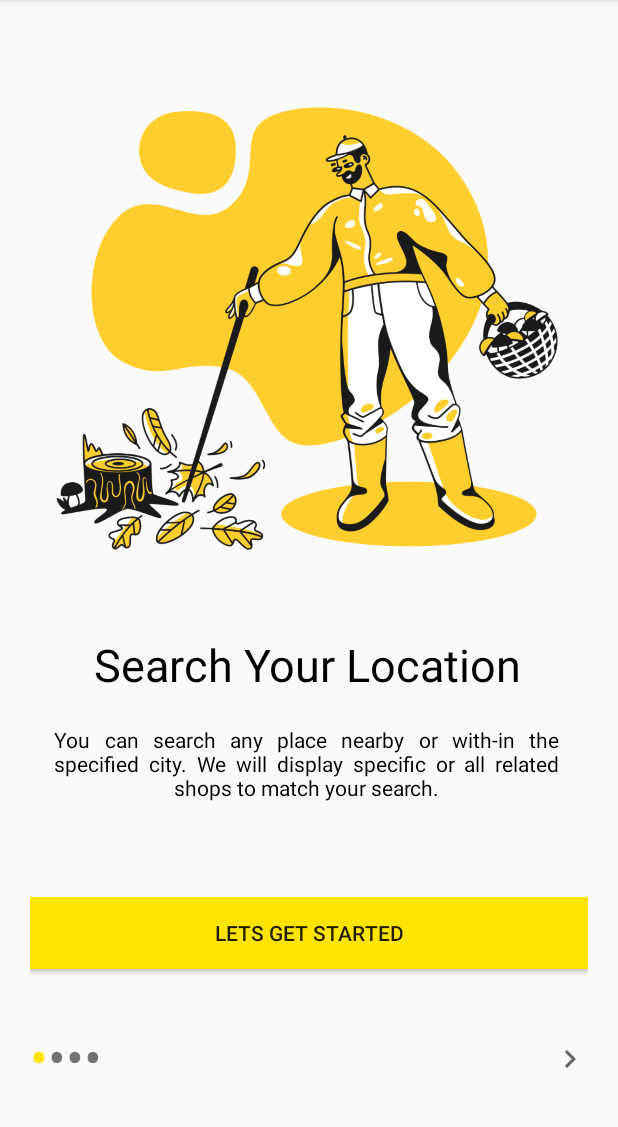
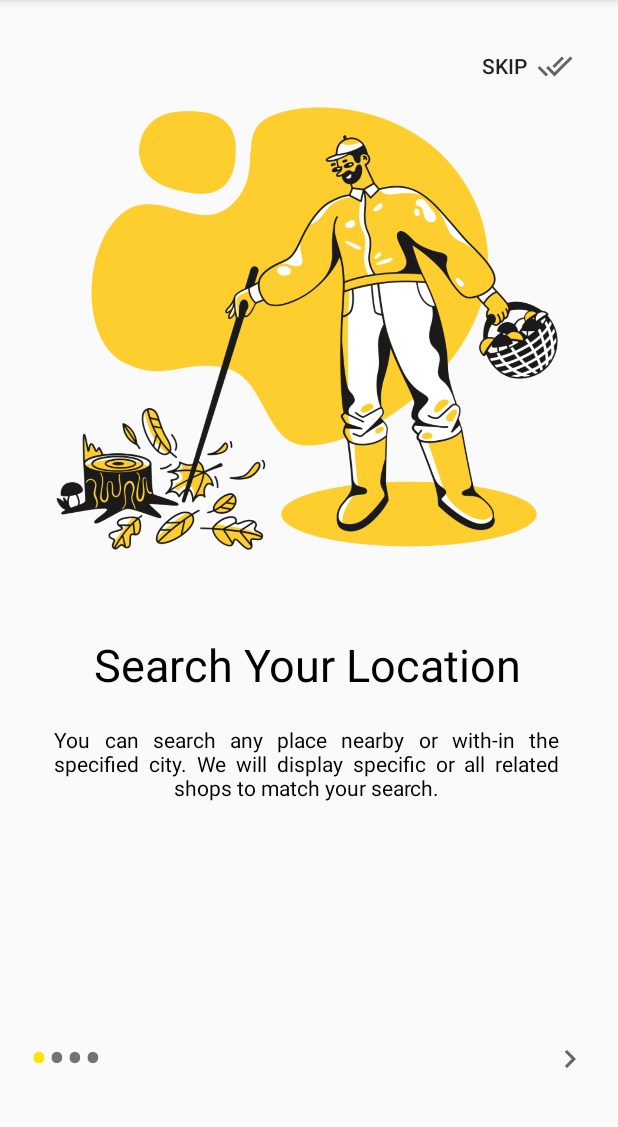
Before and after one commit to sabing123/CityGuide, an Android app: the screen it shows after launch (OnBoardingActivity), on a phone screen of 412 x 824 dp, the part 84-1211 px from its top. Run offline under Robolectric (Android 15) with nearby library versions, the phone set to English and light mode, and no system bars.

Commit message:
finished on boardingScreen

```diff
--- a/app/src/main/java/com/example/cityguide/SplashScreenActivity.java
+++ b/app/src/main/java/com/example/cityguide/SplashScreenActivity.java
@@ -1,6 +1,7 @@
 package com.example.cityguide;
 
 import android.content.Intent;
+import android.content.SharedPreferences;
 import android.os.Bundle;
 import android.os.Handler;
 import android.view.animation.Animation;
@@ -15,6 +16,7 @@ public class SplashScreenActivity extends AppCompatActivity {
 
     //animation
     Animation sideAnim;
+    SharedPreferences onBoardingScreen;
 
     @Override
     protected void onCreate(Bundle savedInstanceState) {
@@ -34,9 +36,26 @@ public class SplashScreenActivity extends AppCompatActivity {
         new Handler().postDelayed(new Runnable() {
             @Override
             public void run() {
-                Intent intent  = new Intent(SplashScreenActivity.this, OnBoardingActivity.class);
-            startActivity(intent);
-            finish();
+
+                onBoardingScreen = getSharedPreferences("onBoardingScreen", MODE_PRIVATE);
+                boolean isFirstTime = onBoardingScreen.getBoolean("FirstTime",true);
+
+                if (isFirstTime){
+
+                    SharedPreferences.Editor editor = onBoardingScreen.edit();
+                    editor.putBoolean("FirstTime", false);
+                    editor.commit();
+
+                    Intent intent  = new Intent(SplashScreenActivity.this, OnBoardingActivity.class);
+                    startActivity(intent);
+                    finish();
+
+                }
+                else {
+                    Intent intent  = new Intent(SplashScreenActivity.this, MainActivity.class);
+                    startActivity(intent);
+                    finish();
+                }
             }
         },5000);
 
--- /dev/null
+++ b/app/src/main/res/anim/bottom_anim.xml
@@ -0,0 +1,13 @@
+<?xml version="1.0" encoding="utf-8"?>
+<set xmlns:android="http://schemas.android.com/apk/res/android">
+    <set xmlns:android="http://schemas.android.com/apk/res/android">
+        <translate
+            android:duration="1500"
+            android:fromXDelta="50%"
+            android:fromYDelta="0%" />
+        <alpha
+            android:duration="1500"
+            android:fromAlpha="0.1"
+            android:toAlpha="1.0" />
+    </set>
+</set>
--- /dev/null
+++ b/app/src/main/res/drawable/skip_icon.xml
@@ -0,0 +1,10 @@
+<vector xmlns:android="http://schemas.android.com/apk/res/android"
+    android:width="24dp"
+    android:height="24dp"
+    android:viewportWidth="24"
+    android:viewportHeight="24"
+    android:tint="?attr/colorControlNormal">
+  <path
+      android:fillColor="@android:color/white"
+      android:pathData="M18,7l-1.41,-1.41 -6.34,6.34 1.41,1.41L18,7zM22.24,5.59L11.66,16.17 7.48,12l-1.41,1.41L11.66,19l12,-12 -1.42,-1.41zM0.41,13.41L6,19l1.41,-1.41L1.83,12 0.41,13.41z"/>
+</vector>
--- a/app/src/main/res/layout/activity_on_boarding.xml
+++ b/app/src/main/res/layout/activity_on_boarding.xml
@@ -7,18 +7,18 @@
     android:padding="20dp"
     tools:context=".OnBoardingActivity">
 
-<!--    <Button-->
-<!--        android:id="@+id/skip_btn"-->
-<!--        android:layout_width="wrap_content"-->
-<!--        android:layout_height="wrap_content"-->
-<!--        android:background="#00000000"-->
-<!--        android:drawableEnd="@drawable/skip_icon"-->
-<!--        android:drawableRight="@drawable/skip_icon"-->
-<!--        android:onClick="skip"-->
-<!--        android:padding="10dp"-->
-<!--        android:text="@string/skip_btn"-->
-<!--        app:layout_constraintEnd_toEndOf="parent"-->
-<!--        app:layout_constraintTop_toTopOf="parent" />-->
+    <Button
+        android:id="@+id/skip_btn"
+        android:layout_width="wrap_content"
+        android:layout_height="wrap_content"
+        android:background="#00000000"
+        android:drawableEnd="@drawable/skip_icon"
+        android:drawableRight="@drawable/skip_icon"
+        android:onClick="skip"
+        android:padding="10dp"
+        android:text="@string/skip_btn"
+        app:layout_constraintEnd_toEndOf="parent"
+        app:layout_constraintTop_toTopOf="parent" />
 
 
     <androidx.viewpager.widget.ViewPager
@@ -44,7 +44,8 @@
             android:layout_width="match_parent"
             android:layout_height="wrap_content"
             android:background="@color/colorPrimary"
-            android:text="@string/let_get_started" />
+            android:text="@string/let_get_started"
+            android:visibility="invisible"/>
 
         <LinearLayout
             android:id="@+id/dots"
```
Also changed, not shown: app/src/main/java/com/example/cityguide/OnBoardingActivity.java (+57 -6 lines).
